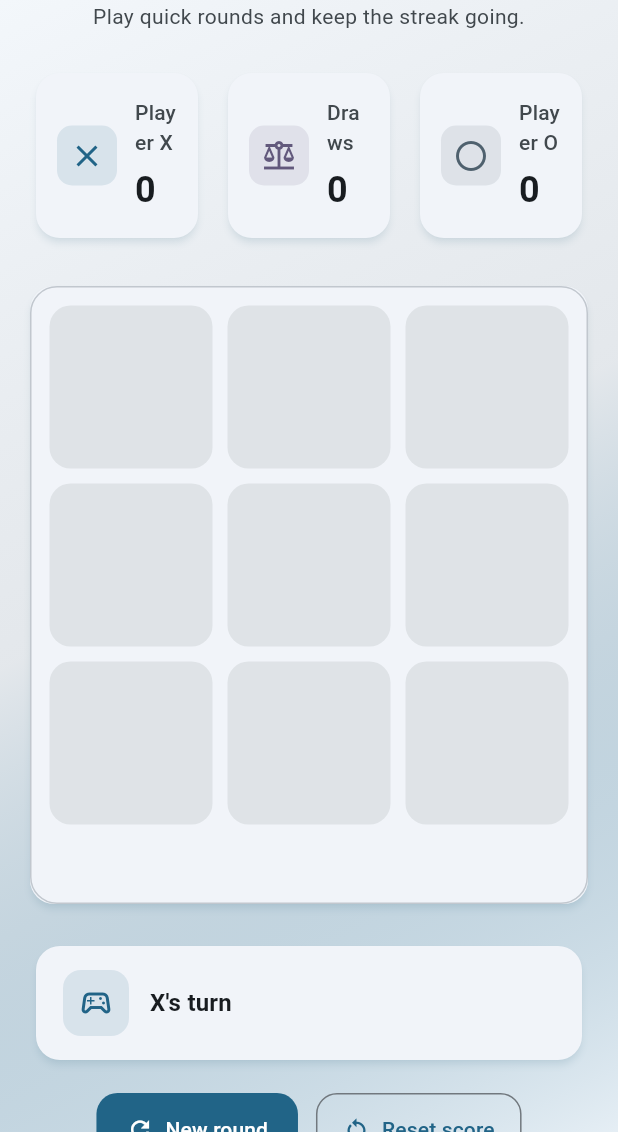
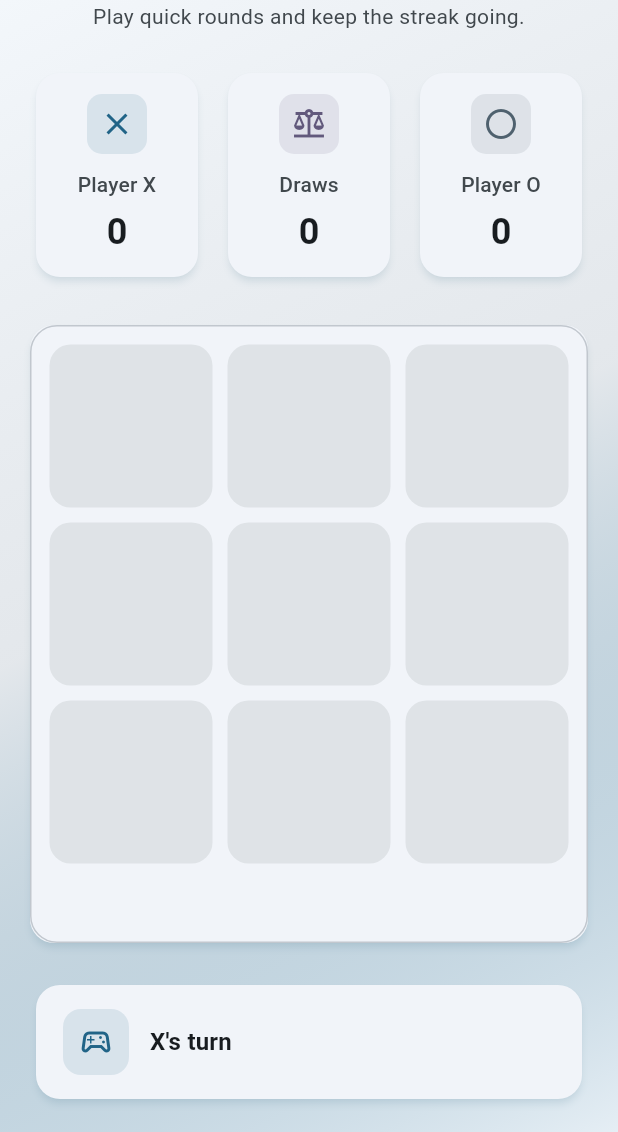
Before and after one commit to raghav-rama/tic-tac-toe, a Flutter app: the screen it shows after launch, on a phone screen of 412 x 824 dp, the part 104-1236 px from its top. Run offline on Flutter 3.47's test engine with Material 3 defaults, Android fonts, the light colour scheme and no system bars.

Commit message:
fix: mobile view wrapping vertically

```diff
--- a/lib/main.dart
+++ b/lib/main.dart
@@ -315,6 +315,9 @@ class _ScoreRow extends StatelessWidget {
 
   @override
   Widget build(BuildContext context) {
+    return LayoutBuilder(
+      builder: (context, constraints) {
+        final isCompact = constraints.maxWidth < 420;
         return Row(
           children: [
             Expanded(
@@ -323,6 +326,7 @@ class _ScoreRow extends StatelessWidget {
                 value: xWins,
                 color: Theme.of(context).colorScheme.primary,
                 icon: Icons.close,
+                compact: isCompact,
               ),
             ),
             const SizedBox(width: 12),
@@ -332,6 +336,7 @@ class _ScoreRow extends StatelessWidget {
                 value: draws,
                 color: Theme.of(context).colorScheme.tertiary,
                 icon: Icons.balance,
+                compact: isCompact,
               ),
             ),
             const SizedBox(width: 12),
@@ -341,9 +346,12 @@ class _ScoreRow extends StatelessWidget {
                 value: oWins,
                 color: Theme.of(context).colorScheme.secondary,
                 icon: Icons.circle_outlined,
+                compact: isCompact,
               ),
             ),
           ],
+        );
+      },
     );
   }
 }
@@ -354,19 +362,55 @@ class _ScoreCard extends StatelessWidget {
     required this.value,
     required this.color,
     required this.icon,
+    required this.compact,
   });
 
   final String label;
   final int value;
   final Color color;
   final IconData icon;
+  final bool compact;
 
   @override
   Widget build(BuildContext context) {
     return Card(
       child: Padding(
-        padding: const EdgeInsets.symmetric(horizontal: 14, vertical: 16),
-        child: Row(
+        padding: compact
+            ? const EdgeInsets.symmetric(horizontal: 10, vertical: 14)
+            : const EdgeInsets.symmetric(horizontal: 14, vertical: 16),
+        child: compact
+            ? Column(
+                mainAxisSize: MainAxisSize.min,
+                children: [
+                  Container(
+                    padding: const EdgeInsets.all(8),
+                    decoration: BoxDecoration(
+                      color: color.withValues(alpha: 0.12),
+                      borderRadius: BorderRadius.circular(10),
+                    ),
+                    child: Icon(icon, color: color),
+                  ),
+                  const SizedBox(height: 10),
+                  Text(
+                    label,
+                    textAlign: TextAlign.center,
+                    maxLines: 1,
+                    overflow: TextOverflow.ellipsis,
+                    style: Theme.of(context).textTheme.labelLarge?.copyWith(
+                          color: Theme.of(context).colorScheme.onSurfaceVariant,
+                        ),
+                  ),
+                  const SizedBox(height: 6),
+                  Text(
+                    value.toString(),
+                    style: Theme.of(context).textTheme.headlineSmall?.copyWith(
+                          fontWeight: FontWeight.w700,
+                          color: Theme.of(context).colorScheme.onSurface,
+                        ),
+                  ),
+                ],
+              )
+            : Row(
                 children: [
                   Container(
                     padding: const EdgeInsets.all(8),
@@ -383,14 +427,21 @@ class _ScoreCard extends StatelessWidget {
                       children: [
                         Text(
                           label,
+                          maxLines: 1,
+                          overflow: TextOverflow.ellipsis,
                           style: Theme.of(context).textTheme.labelLarge?.copyWith(
-                          color: Theme.of(context).colorScheme.onSurfaceVariant,
+                                color: Theme.of(context)
+                                    .colorScheme
+                                    .onSurfaceVariant,
                               ),
                         ),
                         const SizedBox(height: 6),
                         Text(
                           value.toString(),
-                    style: Theme.of(context).textTheme.headlineSmall?.copyWith(
+                          style: Theme.of(context)
+                              .textTheme
+                              .headlineSmall
+                              ?.copyWith(
                                 fontWeight: FontWeight.w700,
                                 color: Theme.of(context).colorScheme.onSurface,
                               ),
```
Lines whose indentation alone changed are shown as unchanged.
